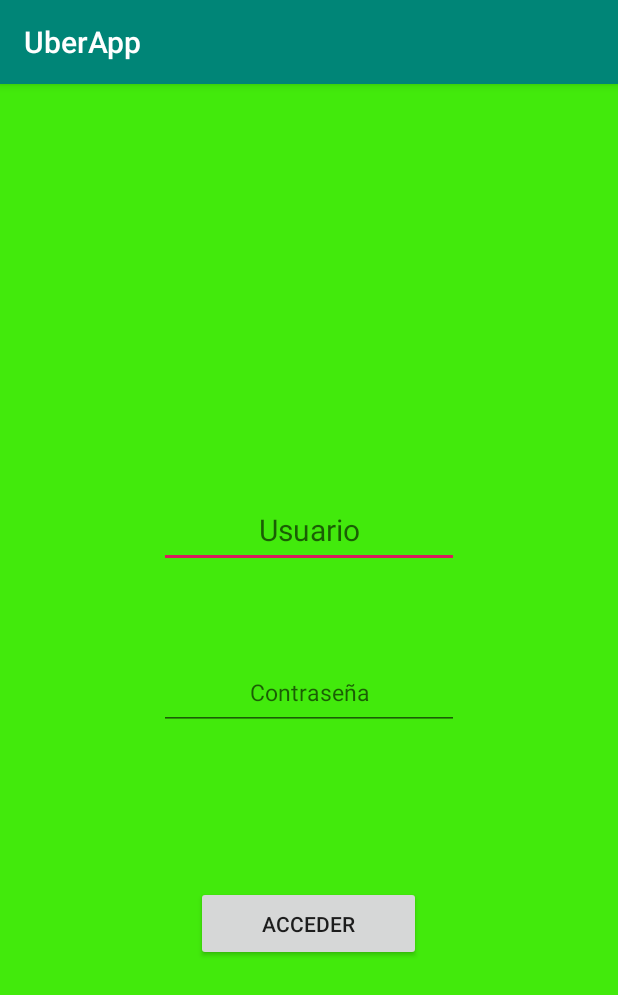
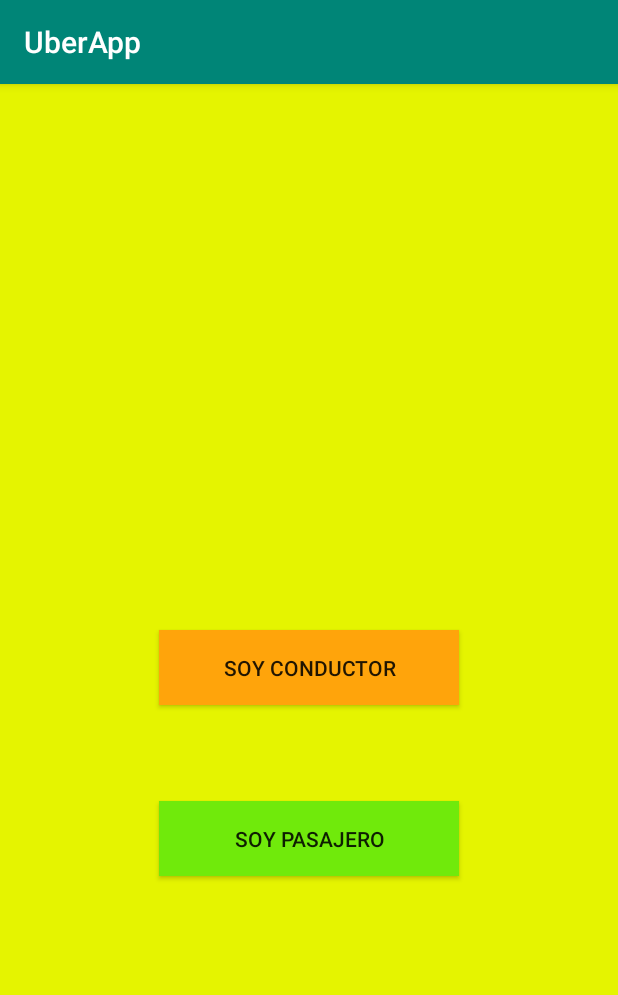
Before and after one commit to spozap/JdaUber, an Android app: the screen it shows after launch (Login before the commit, WelcomeScreen after it), on a phone screen of 412 x 824 dp. Shown: the top 995 px of the screen. Run offline under Robolectric (Android 15) with nearby library versions, the phone set to English and light mode, and no system bars.

Commit message:
Empezando modelaje de usuarios

```diff
--- a/app/src/main/AndroidManifest.xml
+++ b/app/src/main/AndroidManifest.xml
@@ -18,6 +18,8 @@
         </activity>
         <activity
             android:name=".Login">
+        </activity>
+        <activity android:name=".WelcomeScreen">
             <intent-filter>
                 <action android:name="android.intent.action.MAIN" />
 
--- /dev/null
+++ b/app/src/main/java/com/example/uberapp/WelcomeScreen.java
@@ -0,0 +1,37 @@
+package com.example.uberapp;
+
+import android.content.Intent;
+import android.os.Bundle;
+import android.view.View;
+import android.widget.Button;
+import androidx.appcompat.app.AppCompatActivity;
+
+public class WelcomeScreen extends AppCompatActivity {
+
+    private Button btnUser;
+    private Button btnDriver;
+
+    @Override
+    protected void onCreate(Bundle savedInstanceState) {
+        super.onCreate(savedInstanceState);
+        setContentView(R.layout.welcome_screen);
+
+        btnUser = findViewById(R.id.btnUser);
+        btnDriver = findViewById(R.id.btnDriver);
+
+        btnUser.setOnClickListener(new View.OnClickListener() {
+            @Override
+            public void onClick(View v) {
+              Intent intent = new Intent(v.getContext(), Login.class);
+              startActivity(intent);
+            }
+        });
+       /*
+        btnDriver.setOnClickListener(new View.OnClickListener() {
+            @Override
+            public void onClick(View v) {
+                Intent intent = new Intent(this,)
+            }
+        }); */
+    }
+}
--- a/app/src/main/res/layout/login_page.xml
+++ b/app/src/main/res/layout/login_page.xml
@@ -42,7 +42,7 @@
         android:id="@+id/btnLogin"
         android:layout_width="150dp"
         android:layout_height="50dp"
-        android:layout_marginTop="104dp"
+        android:layout_marginTop="96dp"
         android:text="@string/login"
         app:layout_constraintEnd_toEndOf="parent"
         app:layout_constraintHorizontal_bias="0.498"
--- /dev/null
+++ b/app/src/main/res/layout/welcome_screen.xml
@@ -0,0 +1,32 @@
+<?xml version="1.0" encoding="utf-8"?>
+<androidx.constraintlayout.widget.ConstraintLayout xmlns:android="http://schemas.android.com/apk/res/android"
+    xmlns:app="http://schemas.android.com/apk/res-auto"
+    xmlns:tools="http://schemas.android.com/tools"
+    android:layout_width="match_parent"
+    android:layout_height="match_parent"
+    android:background="#E5F400">
+
+    <Button
+        android:id="@+id/btnUser"
+        android:layout_width="200dp"
+        android:layout_height="50dp"
+        android:layout_marginBottom="240dp"
+        android:background="#70EA0B"
+        android:text="@string/welcome_user"
+        app:layout_constraintBottom_toBottomOf="parent"
+        app:layout_constraintEnd_toEndOf="parent"
+        app:layout_constraintHorizontal_bias="0.501"
+        app:layout_constraintStart_toStartOf="parent" />
+
+    <Button
+        android:id="@+id/btnDriver"
+        android:layout_width="200dp"
+        android:layout_height="50dp"
+        android:layout_marginBottom="64dp"
+        android:background="#FFA40B"
+        android:text="@string/welcome_driver"
+        app:layout_constraintBottom_toTopOf="@+id/btnUser"
+        app:layout_constraintEnd_toEndOf="parent"
+        app:layout_constraintHorizontal_bias="0.501"
+        app:layout_constraintStart_toStartOf="parent" />
+</androidx.constraintlayout.widget.ConstraintLayout>
--- a/app/src/main/res/values/strings.xml
+++ b/app/src/main/res/values/strings.xml
@@ -15,5 +15,7 @@
     <string name="menu_send">Send</string>
     <string name="user_hint">Usuario</string>
     <string name="pass_hint">Contraseña</string>
-    <string name="login">Acceder</string>
+    <string name="welcome_driver">Soy conductor</string>
+    <string name="welcome_user">Soy pasajero</string>
+    <string name="login">Accede</string>
 </resources>
```
